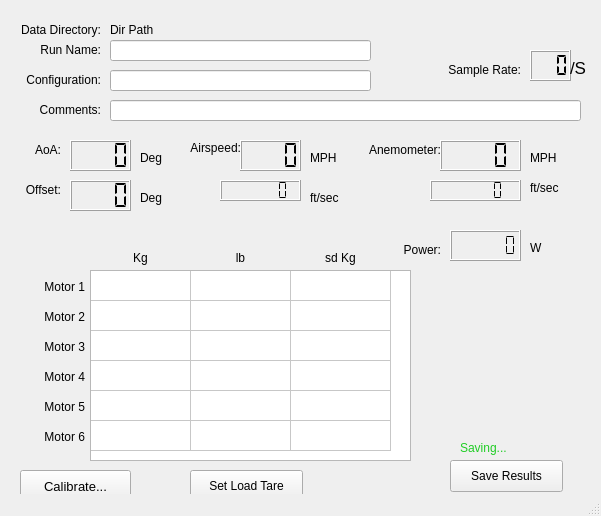
Old version of the form Tunnel_Model.ui in the repository n2ee/Wind-Tunnel-GUI-II.
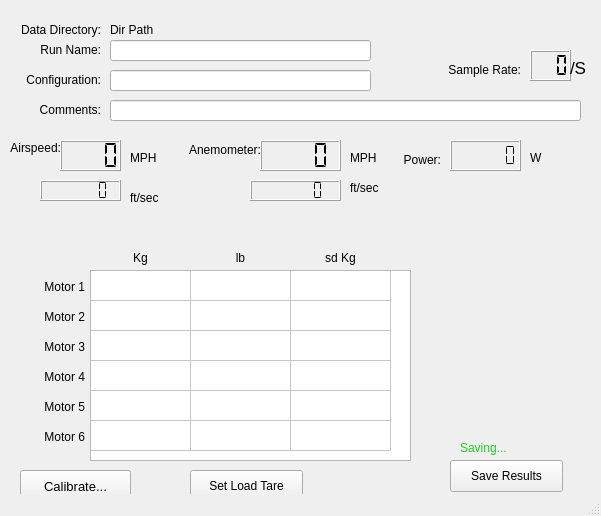
New version of the form.

Patch:
```diff
--- a/Tunnel_Model.ui
+++ b/Tunnel_Model.ui
@@ -104,7 +104,7 @@
    <widget class="QLabel" name="lblAirspeed">
     <property name="geometry">
      <rect>
-      <x>180</x>
+      <x>0</x>
       <y>140</y>
       <width>61</width>
       <height>16</height>
@@ -120,7 +120,7 @@
    <widget class="QLabel" name="lblMPHAirspeed">
     <property name="geometry">
      <rect>
-      <x>310</x>
+      <x>130</x>
       <y>150</y>
       <width>31</width>
       <height>16</height>
@@ -133,7 +133,7 @@
    <widget class="QLabel" name="lblFtPerSecAirspeed">
     <property name="geometry">
      <rect>
-      <x>310</x>
+      <x>130</x>
       <y>190</y>
       <width>41</width>
       <height>16</height>
@@ -146,7 +146,7 @@
    <widget class="QLCDNumber" name="outSpeedMPH">
     <property name="geometry">
      <rect>
-      <x>240</x>
+      <x>60</x>
       <y>140</y>
       <width>61</width>
       <height>31</height>
@@ -265,7 +265,7 @@
    <widget class="QLCDNumber" name="outSpeedFps">
     <property name="geometry">
      <rect>
-      <x>220</x>
+      <x>40</x>
       <y>180</y>
       <width>81</width>
       <height>21</height>
@@ -294,56 +294,11 @@
      <enum>QLCDNumber::Flat</enum>
     </property>
    </widget>
-   <widget class="QLabel" name="lblAoA">
-    <property name="geometry">
-     <rect>
-      <x>20</x>
-      <y>140</y>
-      <width>41</width>
-      <height>20</height>
-     </rect>
-    </property>
-    <property name="text">
-     <string>AoA:</string>
-    </property>
-    <property name="alignment">
-     <set>Qt::AlignRight|Qt::AlignTrailing|Qt::AlignVCenter</set>
-    </property>
-   </widget>
-   <widget class="QLCDNumber" name="outAoaDeg">
-    <property name="geometry">
-     <rect>
-      <x>70</x>
-      <y>140</y>
-      <width>61</width>
-      <height>31</height>
-     </rect>
-    </property>
-    <property name="digitCount">
-     <number>4</number>
-    </property>
-    <property name="segmentStyle">
-     <enum>QLCDNumber::Flat</enum>
-    </property>
-   </widget>
-   <widget class="QLabel" name="lblAoADeg">
-    <property name="geometry">
-     <rect>
-      <x>140</x>
-      <y>150</y>
-      <width>31</width>
-      <height>16</height>
-     </rect>
-    </property>
-    <property name="text">
-     <string>Deg</string>
-    </property>
-   </widget>
    <widget class="QLabel" name="lblPower">
     <property name="geometry">
      <rect>
       <x>400</x>
-      <y>240</y>
+      <y>150</y>
       <width>41</width>
       <height>20</height>
      </rect>
@@ -359,7 +314,7 @@
     <property name="geometry">
      <rect>
       <x>450</x>
-      <y>230</y>
+      <y>140</y>
       <width>71</width>
       <height>31</height>
      </rect>
@@ -375,7 +330,7 @@
     <property name="geometry">
      <rect>
       <x>530</x>
-      <y>240</y>
+      <y>150</y>
       <width>16</width>
       <height>16</height>
      </rect>
@@ -387,7 +342,7 @@
    <widget class="QLCDNumber" name="outAnemometerMPH">
     <property name="geometry">
      <rect>
-      <x>440</x>
+      <x>260</x>
       <y>140</y>
       <width>81</width>
       <height>31</height>
@@ -403,7 +358,7 @@
    <widget class="QLabel" name="lblAnemometer">
     <property name="geometry">
      <rect>
-      <x>350</x>
+      <x>170</x>
       <y>140</y>
       <width>91</width>
       <height>20</height>
@@ -419,7 +374,7 @@
    <widget class="QLabel" name="lblFtPerSecAnemometer">
     <property name="geometry">
      <rect>
-      <x>530</x>
+      <x>350</x>
       <y>180</y>
       <width>41</width>
       <height>16</height>
@@ -432,7 +387,7 @@
    <widget class="QLCDNumber" name="outAnemometerFps">
     <property name="geometry">
      <rect>
-      <x>430</x>
+      <x>250</x>
       <y>180</y>
       <width>91</width>
       <height>21</height>
@@ -448,7 +403,7 @@
    <widget class="QLabel" name="lblMPHAnemometer">
     <property name="geometry">
      <rect>
-      <x>530</x>
+      <x>350</x>
       <y>150</y>
       <width>31</width>
       <height>16</height>
@@ -666,51 +621,6 @@
      <string>Saving...</string>
     </property>
    </widget>
-   <widget class="QLabel" name="lblAoAOffsetDeg">
-    <property name="geometry">
-     <rect>
-      <x>140</x>
-      <y>190</y>
-      <width>31</width>
-      <height>16</height>
-     </rect>
-    </property>
-    <property name="text">
-     <string>Deg</string>
-    </property>
-   </widget>
-   <widget class="QLCDNumber" name="outAoaOffsetDeg">
-    <property name="geometry">
-     <rect>
-      <x>70</x>
-      <y>180</y>
-      <width>61</width>
-      <height>31</height>
-     </rect>
-    </property>
-    <property name="digitCount">
-     <number>4</number>
-    </property>
-    <property name="segmentStyle">
-     <enum>QLCDNumber::Flat</enum>
-    </property>
-   </widget>
-   <widget class="QLabel" name="lblAoAOffset">
-    <property name="geometry">
-     <rect>
-      <x>20</x>
-      <y>180</y>
-      <width>41</width>
-      <height>20</height>
-     </rect>
-    </property>
-    <property name="text">
-     <string>Offset:</string>
-    </property>
-    <property name="alignment">
-     <set>Qt::AlignRight|Qt::AlignTrailing|Qt::AlignVCenter</set>
-    </property>
-   </widget>
    <widget class="QLabel" name="lblMotor1">
     <property name="geometry">
      <rect>
```
Left out of the diff: 18 changed lines with no effect on the pictures.
